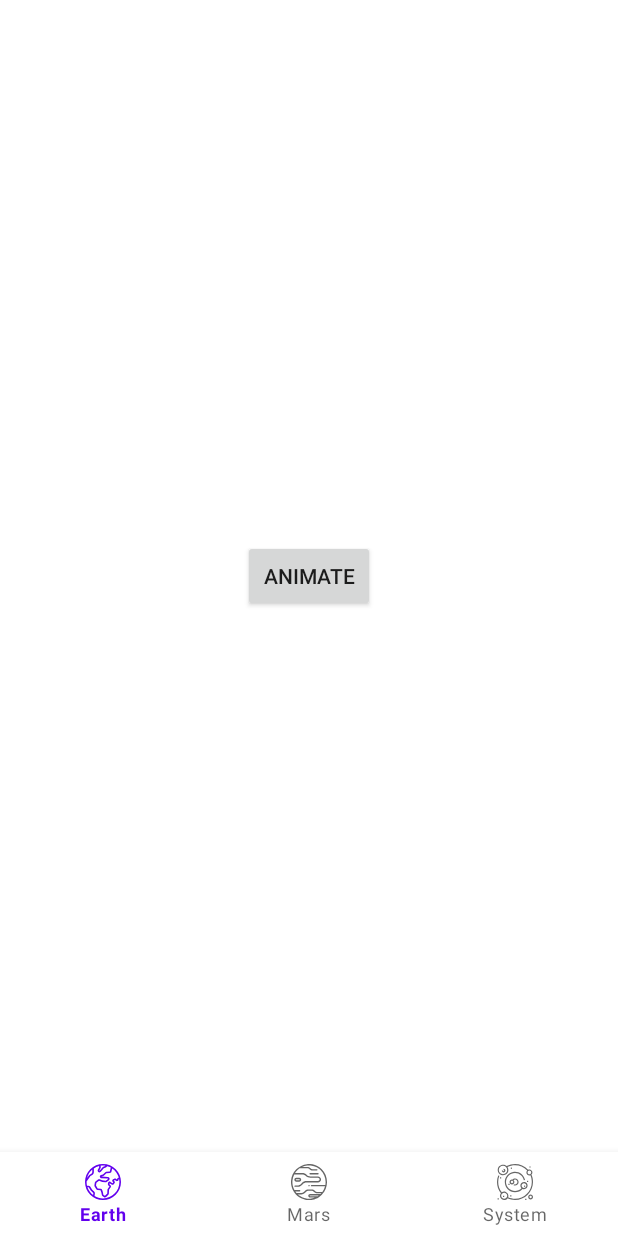
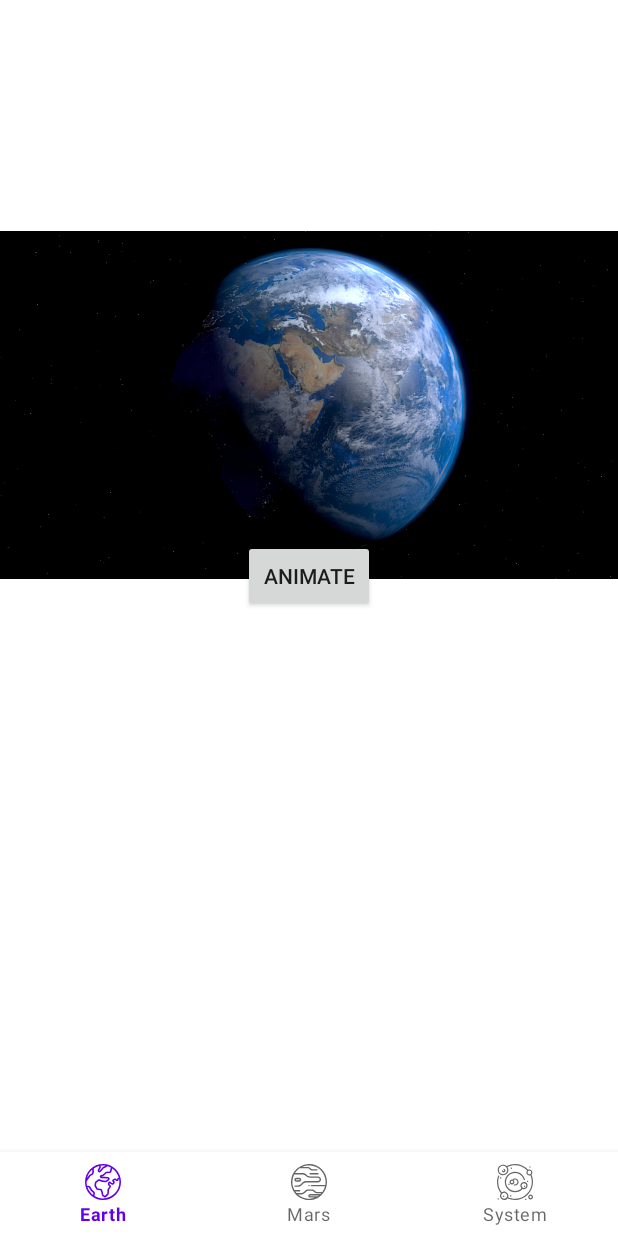
Before and after one commit to IgorDmitrievNZ/NasaApp, an Android app: the AnimationsActivity screen opened directly, with no data from a screen before it, on a phone screen of 412 x 824 dp. Run offline under Robolectric (Android 15) with nearby library versions, the phone set to English and light mode, and no system bars; Roboto replaces fonts that are not available here.

Commit message:
lesson 5. Worked with ChangeImageTransform Animated image

```diff
--- a/app/src/main/res/layout/activity_animations.xml
+++ b/app/src/main/res/layout/activity_animations.xml
@@ -6,6 +6,13 @@
     android:layout_height="match_parent"
     android:gravity="center"
     android:orientation="vertical">
+
+    <androidx.appcompat.widget.AppCompatImageView
+        android:id="@+id/image_view"
+        android:layout_width="match_parent"
+        android:layout_height="wrap_content"
+        android:scaleType="centerInside"
+        app:srcCompat="@drawable/earth" />
 
     <LinearLayout
         android:id="@+id/transitions_container"
@@ -26,6 +33,7 @@
             android:layout_width="wrap_content"
             android:layout_height="wrap_content"
             android:layout_marginTop="16dp"
+            android:textColor="@color/white"
             android:text="Transitions example"
             android:visibility="gone" />
     </LinearLayout>
```
Also changed, not shown: app/src/main/java/com/example/android/nasaapp/ui/animations_lesson5/AnimationsActivity.kt (+29 -4 lines), app/src/main/java/com/example/android/nasaapp/ui/animations_lesson5/recycler/RecyclerAnimationFragment.kt (line endings or trailing spaces), app/src/main/res/drawable/earth.png (added), app/src/main/res/drawable/mars_photo.png (added).
